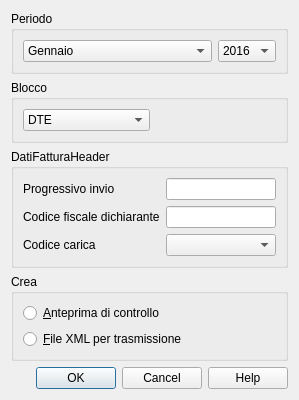
Old version of the form Iva/2017/ch.banana.script.italy_vat_2017.report.fatture.dialog.ui in the repository BananaAccounting/Italia.
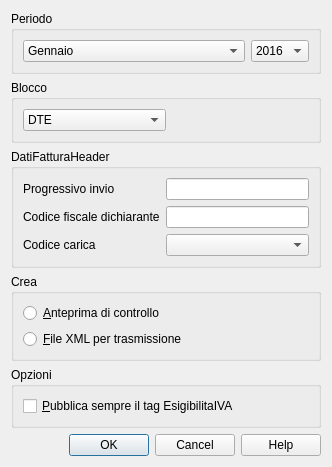
New version of the form.

Commit message: Comunicazione dati fatture (spesometro): Aggiunto tag EsigilitaIva

Patch:
```diff
--- a/Iva/2017/ch.banana.script.italy_vat_2017.report.fatture.dialog.ui
+++ b/Iva/2017/ch.banana.script.italy_vat_2017.report.fatture.dialog.ui
@@ -6,14 +6,14 @@
    <rect>
     <x>0</x>
     <y>0</y>
-    <width>277</width>
-    <height>393</height>
+    <width>332</width>
+    <height>440</height>
    </rect>
   </property>
   <property name="windowTitle">
    <string notr="true">Comunicazione Dati fatture</string>
   </property>
-  <layout class="QVBoxLayout" name="verticalLayout_5">
+  <layout class="QVBoxLayout" name="verticalLayout_6">
    <item>
     <widget class="QGroupBox" name="periodoGroupBox">
      <property name="title">
@@ -478,6 +478,24 @@
      </layout>
     </widget>
    </item>
+   <item>
+    <widget class="QGroupBox" name="opzioniGroupBox">
+     <property name="title">
+      <string>Opzioni</string>
+     </property>
+     <layout class="QVBoxLayout" name="verticalLayout_5">
+      <item>
+       <widget class="QCheckBox" name="esigibilitaIvaCheckBox">
+        <property name="text">
+         <string>&amp;Pubblica sempre il tag EsigibilitaIVA</string>
+        </property>
+       </widget>
+      </item>
+     </layout>
+     <zorder>esigibilitaIvaCheckBox</zorder>
+     <zorder>esigibilitaIvaCheckBox</zorder>
+    </widget>
+   </item>
    <item>
     <spacer name="verticalSpacer">
      <property name="orientation">
```
Left out of the diff: 2 changed lines with no effect on the pictures. The commit also changes 4 other files.
